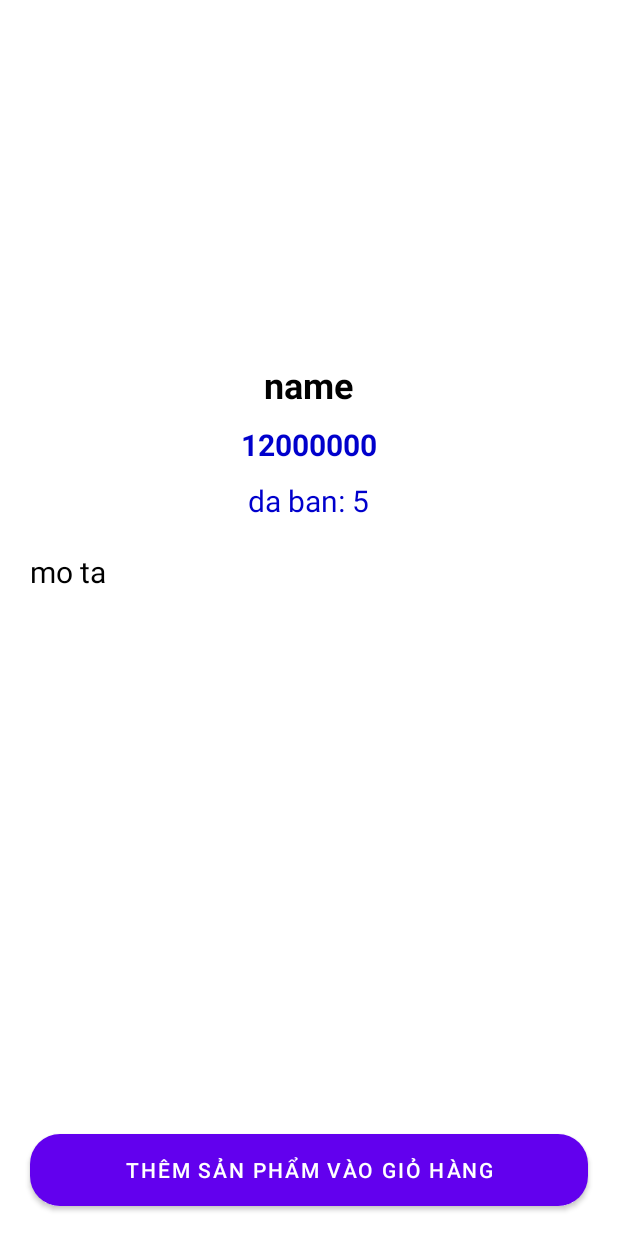
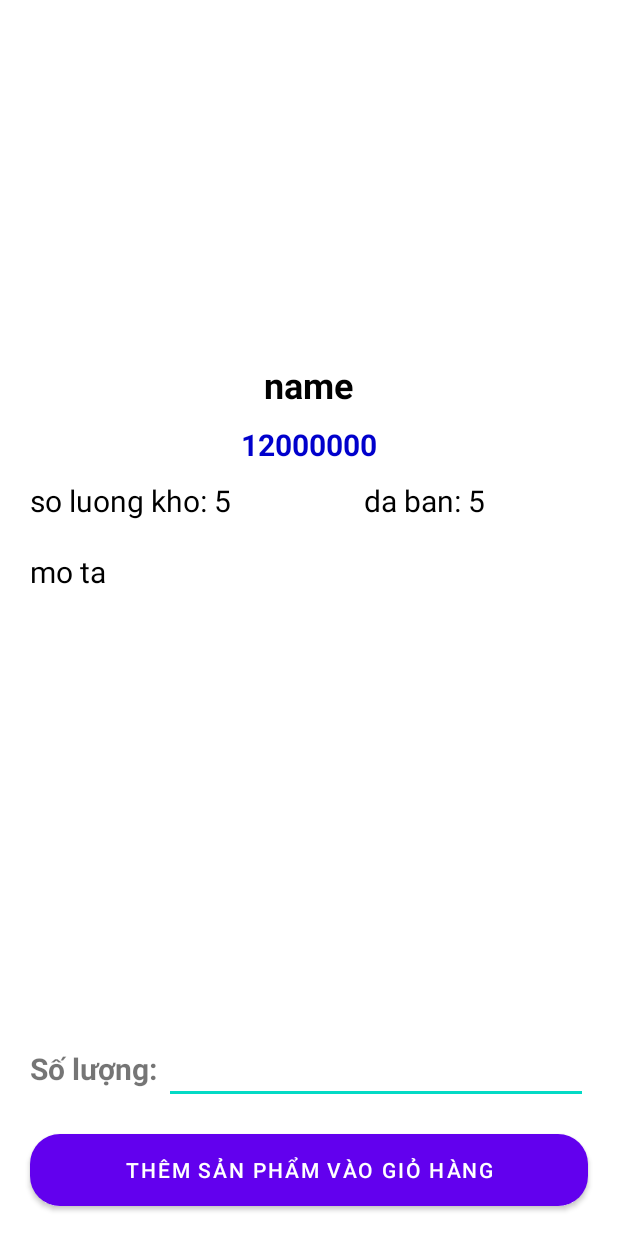
Before and after one commit to mtrangcp/UngdungBanXedap, an Android app: the ProductDetailActivity screen opened directly, with no data from a screen before it, on a phone screen of 412 x 824 dp. Run offline under Robolectric (Android 15) with nearby library versions, the phone set to English and light mode, and no system bars; 1 statement that could not run was skipped.

Commit message:
product_detail

```diff
--- a/app/src/main/java/tranghtmph26263/fpoly/ungdungbanxedap/dao/ProductDAO.java
+++ b/app/src/main/java/tranghtmph26263/fpoly/ungdungbanxedap/dao/ProductDAO.java
@@ -143,10 +143,10 @@ public class ProductDAO {
         return listProduct;
     }
 
-    public ArrayList<Product> selectAllNewProduct(String today, String yesterday){
+    public ArrayList<Product> selectAllNewProduct(String today){
         ArrayList<Product> listProduct = new ArrayList<Product>();
         db = dbHelper.getReadableDatabase();
-        Cursor cursor = db.rawQuery("select * from product where import_date = ? or import_date = ?", new String[]{today, yesterday});
+        Cursor cursor = db.rawQuery("select * from product where stock > 0 and import_date = ?", new String[]{today});
 
         if ( cursor.moveToFirst()){
             while ( !cursor.isAfterLast()){
--- a/app/src/main/java/tranghtmph26263/fpoly/ungdungbanxedap/user/ProductDetailActivity.java
+++ b/app/src/main/java/tranghtmph26263/fpoly/ungdungbanxedap/user/ProductDetailActivity.java
@@ -7,16 +7,19 @@ import android.graphics.BitmapFactory;
 import android.os.Bundle;
 import android.view.View;
 import android.widget.Button;
+import android.widget.EditText;
 import android.widget.ImageView;
 import android.widget.TextView;
+import android.widget.Toast;
 
 import tranghtmph26263.fpoly.ungdungbanxedap.R;
 import tranghtmph26263.fpoly.ungdungbanxedap.entity.Product;
 
 public class ProductDetailActivity extends AppCompatActivity {
     ImageView img_avatar;
-    TextView tv_name, tv_price, tv_sold, tv_describe;
+    TextView tv_name, tv_price, tv_sold, tv_stock, tv_describe;
     Button btn_addToCart;
+    EditText ed_soLuong;
 
     @Override
     protected void onCreate(Bundle savedInstanceState) {
@@ -27,8 +30,10 @@ public class ProductDetailActivity extends AppCompatActivity {
         tv_name = findViewById(R.id.id_namePro_detail);
         tv_price = findViewById(R.id.id_pricePro_detail);
         tv_sold = findViewById(R.id.id_soldPro_detail);
+        tv_stock = findViewById(R.id.id_stockPro_detail);
         tv_describe = findViewById(R.id.id_describePro_detail);
         btn_addToCart = findViewById(R.id.btn_addProToCart);
+        ed_soLuong.findViewById(R.id.ed_soLuongSp);
 
         Bundle bundle = getIntent().getExtras();
         if ( bundle == null){  return; }
@@ -37,6 +42,7 @@ public class ProductDetailActivity extends AppCompatActivity {
         tv_name.setText(obj.getName());
         tv_price.setText("Giá: "+ obj.getPrice());
         tv_sold.setText("Đã bán: "+ obj.getSold());
+        tv_stock.setText("Số lượng kho: "+ obj.getStock());
         tv_describe.setText("Mô tả: "+ obj.getDescribe());
 
         byte[] avatar = obj.getAvatar();
@@ -46,6 +52,11 @@ public class ProductDetailActivity extends AppCompatActivity {
         btn_addToCart.setOnClickListener(new View.OnClickListener() {
             @Override
             public void onClick(View view) {
+                if ( Integer.parseInt(ed_soLuong.getText().toString().trim()) > obj.getStock()){
+                    Toast.makeText(ProductDetailActivity.this, "Số lượng bạn cần lớn hơn số hàng trong kho!", Toast.LENGTH_SHORT).show();
+                }
+
+
 
             }
         });
--- a/app/src/main/res/layout/activity_product_detail.xml
+++ b/app/src/main/res/layout/activity_product_detail.xml
@@ -33,14 +33,33 @@
         android:layout_gravity="center"
         android:layout_width="wrap_content"
         android:layout_height="wrap_content"/>
+    <LinearLayout
+        android:orientation="horizontal"
+        android:weightSum="10"
+        android:layout_marginLeft="20dp"
+        android:layout_width="match_parent"
+        android:layout_height="wrap_content">
+        <TextView
+            android:id="@+id/id_stockPro_detail"
+            android:text="so luong kho: 5"
+            android:textSize="20dp"
+            android:layout_weight="5"
+            android:textColor="@color/black"
+            android:layout_gravity="center"
+            android:layout_width="wrap_content"
+            android:layout_height="wrap_content"/>
+
         <TextView
             android:id="@+id/id_soldPro_detail"
             android:text="da ban: 5"
+            android:layout_weight="5"
             android:textSize="20dp"
-        android:textColor="@color/xanh"
+            android:textColor="@color/black"
             android:layout_gravity="center"
             android:layout_width="wrap_content"
             android:layout_height="wrap_content"/>
+    </LinearLayout>
+
     <TextView
         android:id="@+id/id_describePro_detail"
         android:text="mo ta"
@@ -53,6 +72,27 @@
         android:layout_marginRight="20dp"
         android:layout_height="0dp"
         android:layout_weight="1"/>
+    <LinearLayout
+        android:orientation="horizontal"
+        android:layout_width="match_parent"
+        android:layout_height="wrap_content">
+        <TextView
+            android:layout_marginLeft="20dp"
+            android:layout_width="wrap_content"
+            android:layout_height="wrap_content"
+            android:textStyle="bold"
+            android:textSize="20dp"
+            android:text="Số lượng: "
+            />
+        <EditText
+            android:id="@+id/ed_soLuongSp"
+            android:layout_width="wrap_content"
+            android:layout_height="wrap_content"
+            android:layout_marginRight="20dp"
+            android:inputType="number"
+            android:layout_weight="1"/>
+
+    </LinearLayout>
 
     <Button
         android:id="@+id/btn_addProToCart"
```
Also changed, not shown: app/src/main/AndroidManifest.xml (+7 -0 lines), app/src/main/java/tranghtmph26263/fpoly/ungdungbanxedap/MainActivity.java (+28 -4 lines), app/src/main/java/tranghtmph26263/fpoly/ungdungbanxedap/adapter/CategoryAdapter.java (+14 -4 lines), app/src/main/java/tranghtmph26263/fpoly/ungdungbanxedap/dao/CartDAO.java (added, +85 -0 lines), app/src/main/java/tranghtmph26263/fpoly/ungdungbanxedap/dao/CategoryDAO.java (+42 -7 lines), app/src/main/java/tranghtmph26263/fpoly/ungdungbanxedap/database/MyDbHelper.java (+7 -1 lines), app/src/main/java/tranghtmph26263/fpoly/ungdungbanxedap/entity/CartDetail.java (added, +64 -0 lines), app/src/main/java/tranghtmph26263/fpoly/ungdungbanxedap/user/CartActivity.java (added, +27 -0 lines), app/src/main/res/layout/activity_cart.xml (added, +9 -0 lines). Lines whose indentation alone changed are shown as unchanged.
